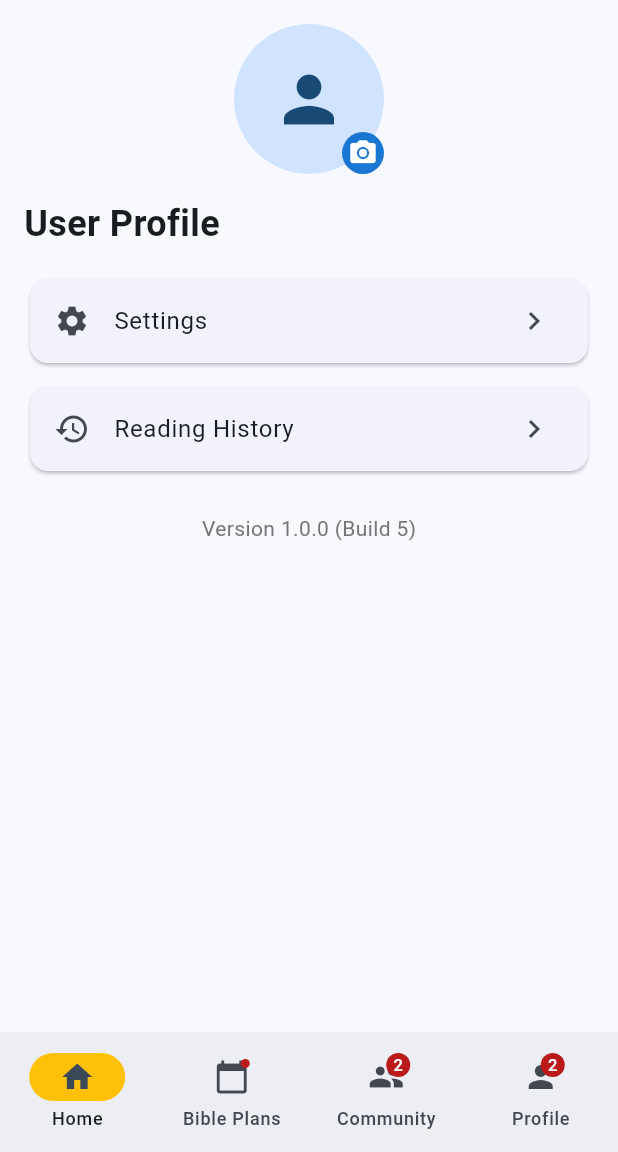
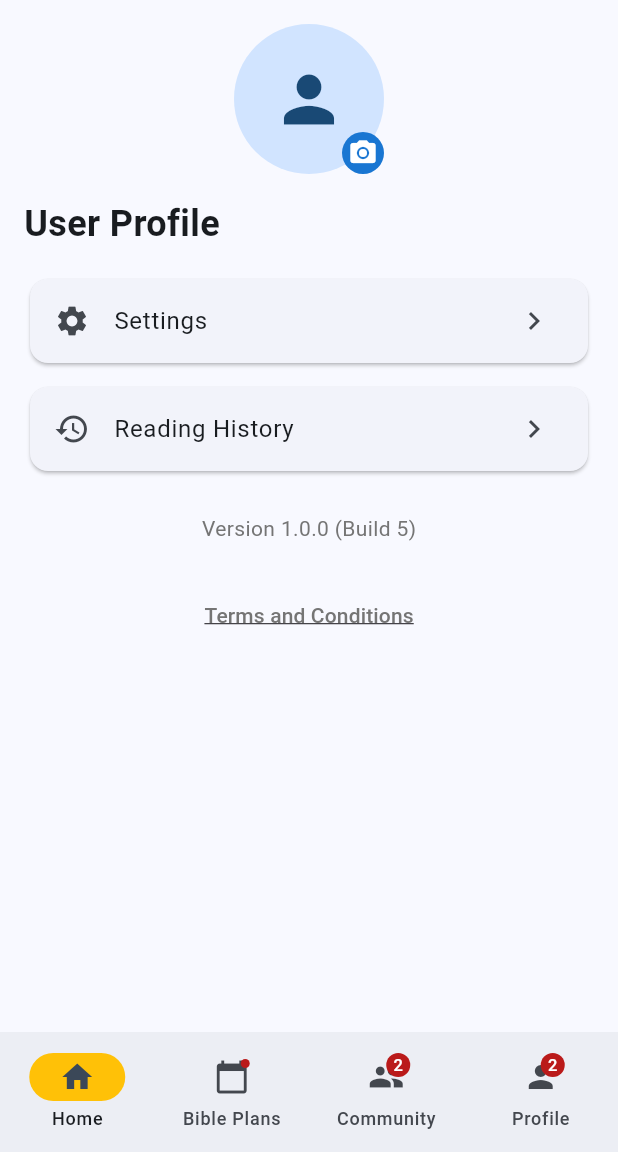
Before and after one commit to sk92129/biblemapper, a Flutter app: the ProfileScreen screen opened by its route, on a phone screen of 412 x 824 dp, the part 84-1236 px from its top. Run offline on Flutter 3.47's test engine with Material 3 defaults, Android fonts, the phone set to English and light mode, and no system bars; our stand-ins replace flutter_bloc, go_router, image_picker, package_info_plus; generated files the repository leaves out were written again; network calls fail.

Commit message:
add clickable text button that responded to focus

```diff
--- a/lib/l10n/app_de.arb
+++ b/lib/l10n/app_de.arb
@@ -25,5 +25,6 @@
     "profileNav": "Profil",
     "version": "Version",
     "build": "Build",
-    "continueReadingSemantics": "Wenn Sie dort weiterlesen möchten, wo Sie die Bibel zuletzt gelesen haben, tippen Sie hier"
+    "continueReadingSemantics": "Wenn Sie dort weiterlesen möchten, wo Sie die Bibel zuletzt gelesen haben, tippen Sie hier",
+    "termsAndConditions": "Allgemeine Geschäftsbedingungen"
 }
--- a/lib/l10n/app_en.arb
+++ b/lib/l10n/app_en.arb
@@ -121,5 +121,9 @@
     "build": "Build",
     "@build": {
         "description": "Label for app build number"
+    },
+    "termsAndConditions": "Terms and Conditions",
+    "@termsAndConditions": {
+        "description": "Link to terms and conditions"
     }
 }
--- a/lib/l10n/app_es.arb
+++ b/lib/l10n/app_es.arb
@@ -25,5 +25,6 @@
     "profileNav": "Perfil",
     "version": "Versión",
     "build": "Compilación",
-    "continueReadingSemantics": "Si deseas volver al punto donde dejaste de leer la Biblia, toca aquí"
+    "continueReadingSemantics": "Si deseas volver al punto donde dejaste de leer la Biblia, toca aquí",
+    "termsAndConditions": "Términos y Condiciones"
 }
--- a/lib/l10n/app_ko.arb
+++ b/lib/l10n/app_ko.arb
@@ -25,5 +25,6 @@
     "profileNav": "프로필",
     "version": "버전",
     "build": "빌드",
-    "continueReadingSemantics": "성경 읽기를 중단한 부분으로 돌아가려면 여기를 탭하세요"
+    "continueReadingSemantics": "성경 읽기를 중단한 부분으로 돌아가려면 여기를 탭하세요",
+    "termsAndConditions": "이용약관"
 }
--- a/lib/l10n/app_zh.arb
+++ b/lib/l10n/app_zh.arb
@@ -25,5 +25,6 @@
     "communityNav": "社区",
     "profileNav": "个人资料",
     "version": "版本",
-    "build": "构建"
+    "build": "构建",
+    "termsAndConditions": "条款和条件"
 }
--- a/lib/modules/profile/ui/profile_screen.dart
+++ b/lib/modules/profile/ui/profile_screen.dart
@@ -201,6 +201,22 @@ class _ProfileScreenState extends State<ProfileScreen> {
                     ),
                   ),
                 ),
+                const SizedBox(height: 24),
+                Center(
+                  child: TextButton(
+                    onPressed: () {
+                      // TODO: Navigate to terms and conditions
+                    },
+                    child: Text(
+                      AppLocalizations.of(context)!.termsAndConditions,
+                      style: TextStyle(
+                        color: Colors.grey[600],
+                        decoration: TextDecoration.underline,
+                      ),
+                    ),
+                  ),
+                ),
+                const SizedBox(height: 24),
               ],
             ),
           ),
```
